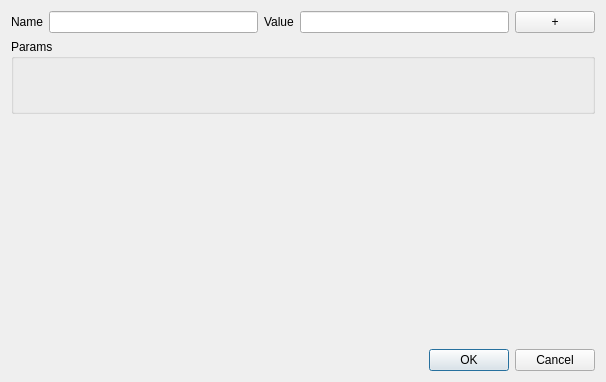
First picture: the form in src/postdatagen.ui, repository dannagle/PacketSender, before the edit.
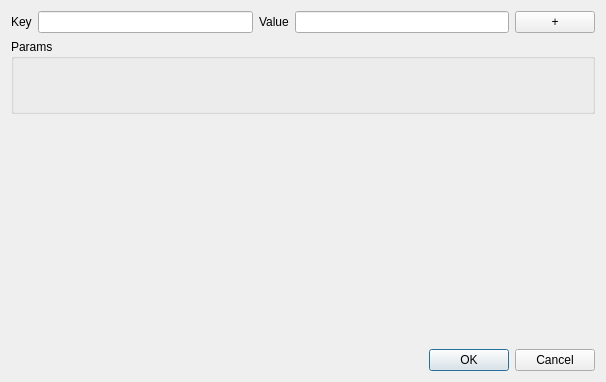
Second picture: the form after the edit.

Patch:
```diff
--- a/src/postdatagen.ui
+++ b/src/postdatagen.ui
@@ -19,7 +19,7 @@
      <item>
       <widget class="QLabel" name="label">
        <property name="text">
-        <string>Name</string>
+        <string>Key</string>
        </property>
       </widget>
      </item>
```
Left out of the diff: 2 changed lines with no effect on the pictures.
